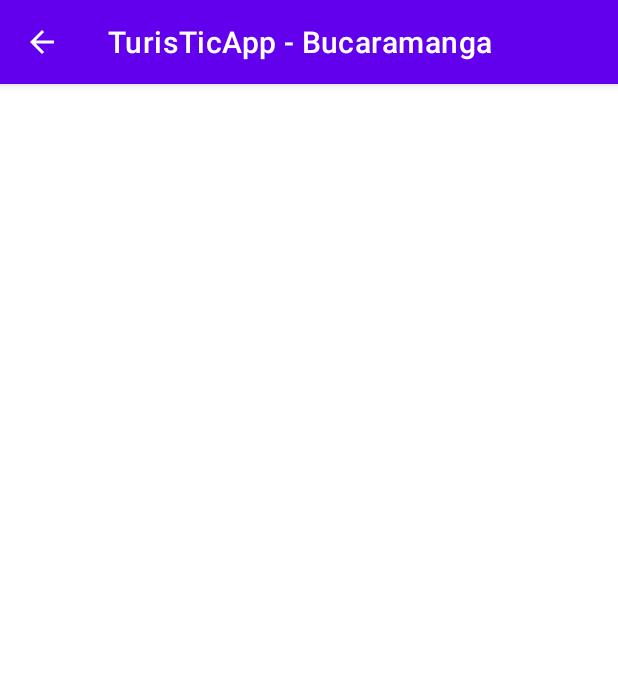
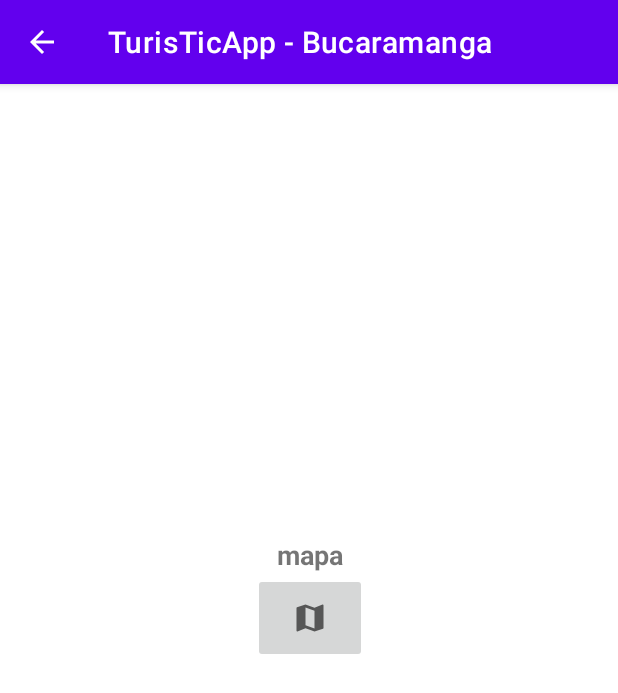
Before and after one commit to alexscorpic19/TurisTicApp, an Android app: the fragment DetailFragment placed in its activity, on a phone screen of 412 x 824 dp. Shown: the top 693 px of the screen. Run offline under Robolectric (Android 15) with nearby library versions, the phone set to English and light mode, and no system bars; our stand-ins replace Picasso; 7 statements that could not run were skipped.

Commit message:
se agrega boton para mapas en el frgment dtaiÃl y ya permite acceder a google maps

```diff
--- a/app/src/main/java/com/example/turisticapp/detail/DetailFragment.kt
+++ b/app/src/main/java/com/example/turisticapp/detail/DetailFragment.kt
@@ -5,6 +5,7 @@
 import android.view.LayoutInflater
 import android.view.View
 import android.view.ViewGroup
+import androidx.navigation.fragment.findNavController
 import com.example.turisticapp.R
 
 import androidx.navigation.fragment.navArgs
@@ -42,6 +43,10 @@
             SitesDetailDescription.text = sites.description
             SitesDetailComplit.text = sites.detail
             com.squareup.picasso.Picasso.get().load(sites.linkimage).into(SitesDetailImage)
+
+            mapButton.setOnClickListener{
+                findNavController().navigate(DetailFragmentDirections.actionDetailFragmentToMapsFragment())
+            }
         }
 
     }
--- /dev/null
+++ b/app/src/main/res/drawable/ic_map_24.xml
@@ -0,0 +1,10 @@
+<vector xmlns:android="http://schemas.android.com/apk/res/android"
+    android:width="24dp"
+    android:height="24dp"
+    android:viewportWidth="24"
+    android:viewportHeight="24"
+    android:tint="?attr/colorControlNormal">
+  <path
+      android:fillColor="@android:color/white"
+      android:pathData="M20.5,3l-0.16,0.03L15,5.1 9,3 3.36,4.9c-0.21,0.07 -0.36,0.25 -0.36,0.48V20.5c0,0.28 0.22,0.5 0.5,0.5l0.16,-0.03L9,18.9l6,2.1 5.64,-1.9c0.21,-0.07 0.36,-0.25 0.36,-0.48V3.5c0,-0.28 -0.22,-0.5 -0.5,-0.5zM15,19l-6,-2.11V5l6,2.11V19z"/>
+</vector>
--- a/app/src/main/res/layout/fragment_detail.xml
+++ b/app/src/main/res/layout/fragment_detail.xml
@@ -1,5 +1,6 @@
 <?xml version="1.0" encoding="utf-8"?>
 <ScrollView xmlns:android="http://schemas.android.com/apk/res/android"
+    xmlns:app="http://schemas.android.com/apk/res-auto"
     xmlns:tools="http://schemas.android.com/tools"
     android:layout_width="match_parent"
     android:layout_height="wrap_content">
@@ -15,6 +16,23 @@
             android:layout_width="match_parent"
             android:layout_height="300dp"
             />
+
+        <TextView
+            android:id="@+id/Sites_detail_map"
+            android:layout_width="80dp"
+            android:layout_height="wrap_content"
+            android:text="mapa"
+            android:textAlignment="center"
+            android:textSize="18dp"
+            android:textStyle="bold" />
+
+        <ImageButton
+            android:id="@+id/mapButton"
+            android:layout_width="76dp"
+            android:layout_height="60dp"
+            app:srcCompat="@drawable/ic_map_24"
+            tools:ignore="SpeakableTextPresentCheck" />
+
         <TextView
             android:id="@+id/Sites_detail_name"
             android:layout_width="wrap_content"
--- a/app/src/main/res/navigation/mobile_navigation.xml
+++ b/app/src/main/res/navigation/mobile_navigation.xml
@@ -16,9 +16,6 @@
         <action
             android:id="@+id/action_listFragment_to_settingsFragment"
             app:destination="@id/settingsFragment" />
-        <action
-            android:id="@+id/action_listFragment_to_mapsFragment"
-            app:destination="@id/mapsFragment" />
     </fragment>
     <fragment
         android:id="@+id/detailFragment"
@@ -28,6 +25,9 @@
         <argument
             android:name="sites"
             app:argType="com.example.turisticapp.models.SitesItem" />
+        <action
+            android:id="@+id/action_detailFragment_to_mapsFragment"
+            app:destination="@id/mapsFragment" />
     </fragment>
     <fragment
         android:id="@+id/settingsFragment"
```
